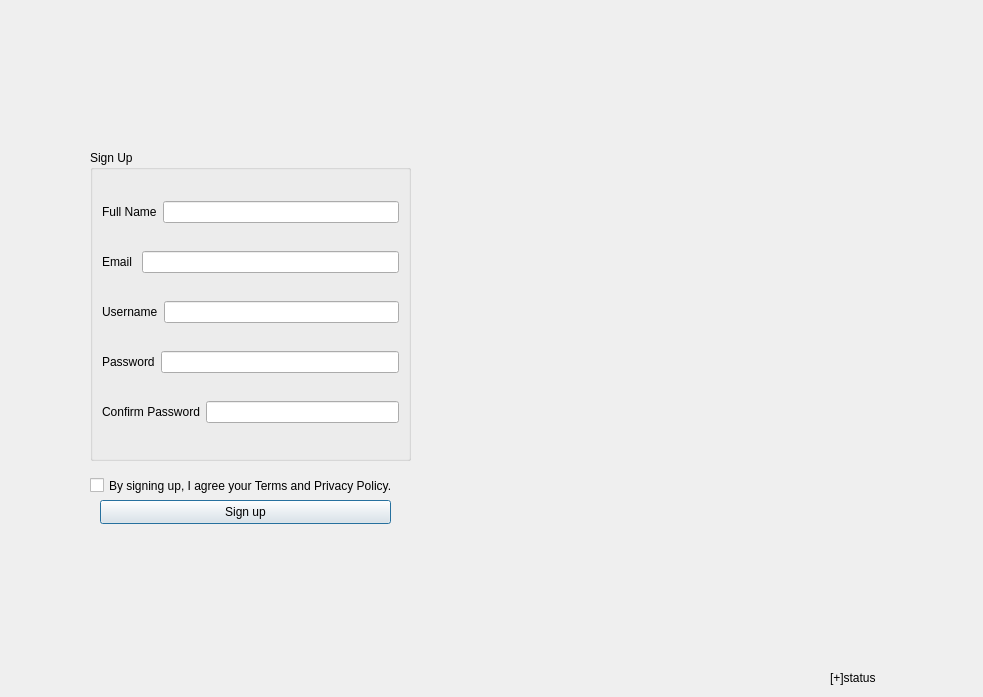
Before: the Qt Designer form signupp.ui in manasvi30/the-muncheese-project, drawn with Qt 5.
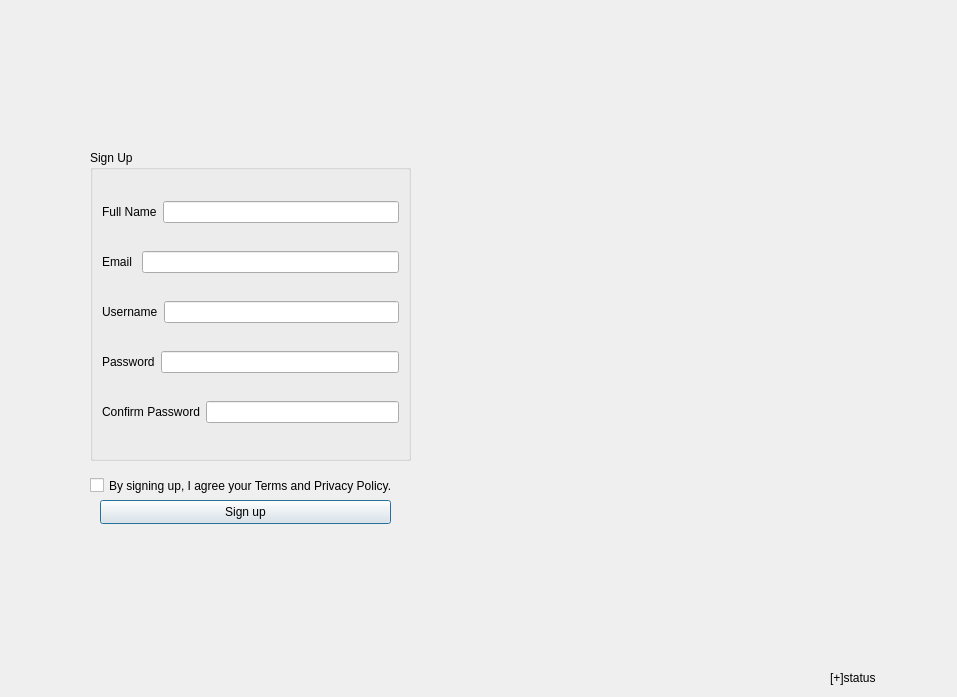
After: the same form once the commit is applied.

Diff of the .ui file:
```diff
--- a/signupp.ui
+++ b/signupp.ui
@@ -6,7 +6,7 @@
    <rect>
     <x>0</x>
     <y>0</y>
-    <width>983</width>
+    <width>957</width>
     <height>697</height>
    </rect>
   </property>
```
